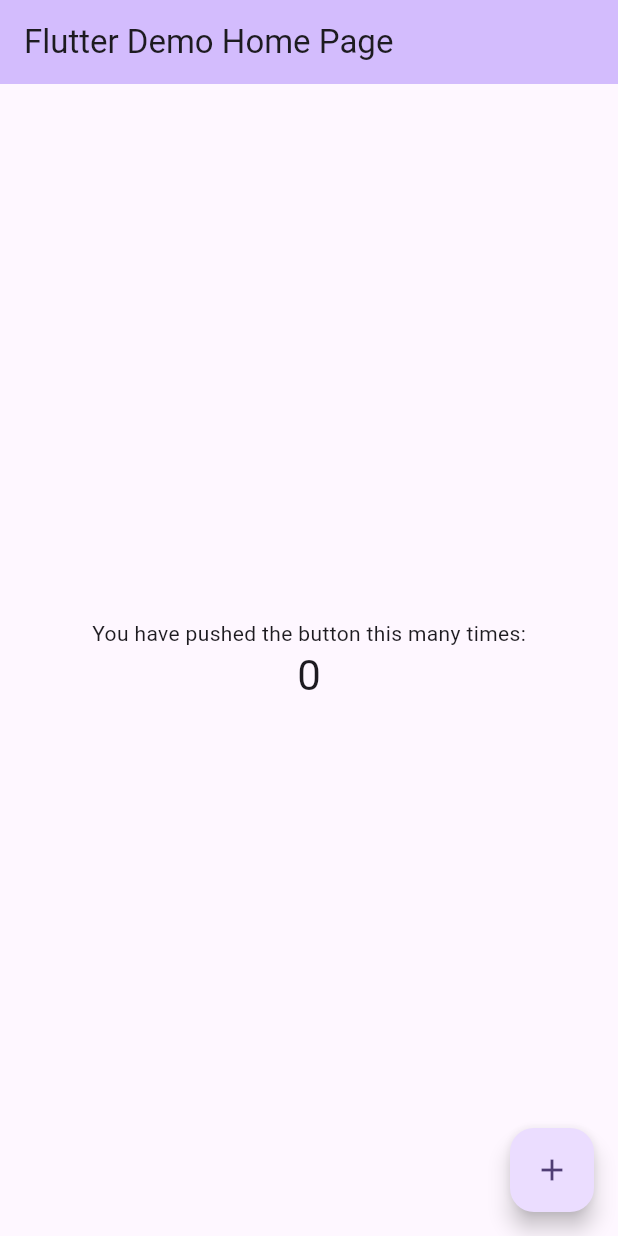
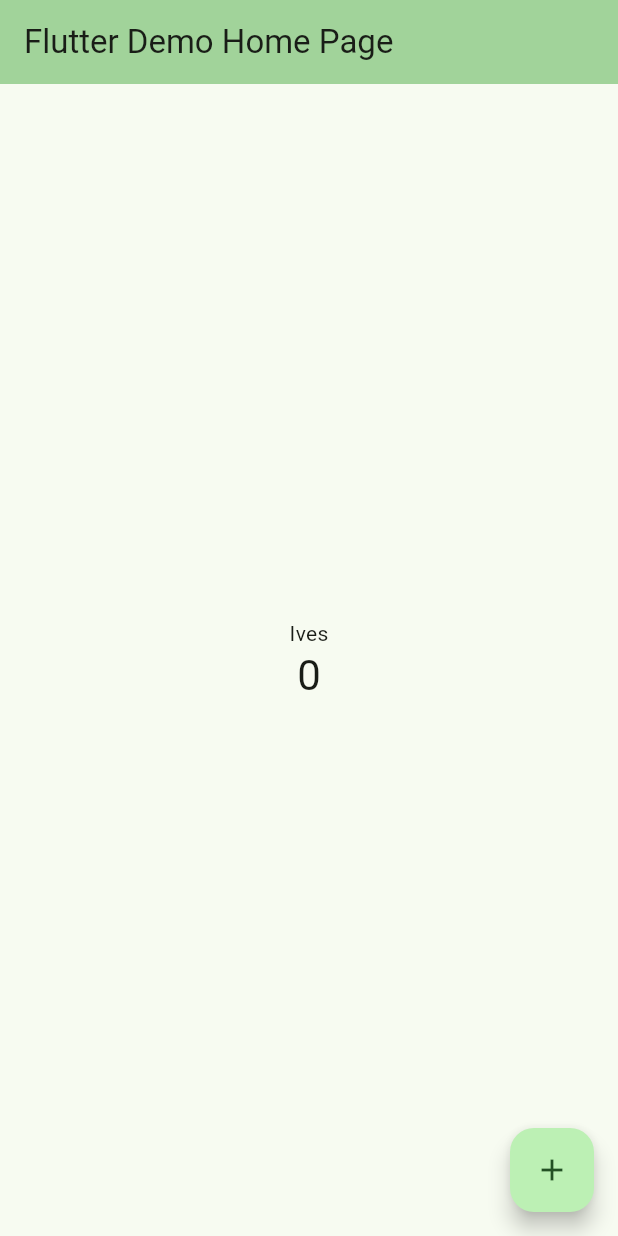
Before and after one commit to IvesJc/atc-flutter-cert, a Flutter app: the screen it shows after launch, on a phone screen of 412 x 824 dp. Run offline on Flutter 3.47's test engine with Material 3 defaults, Android fonts, the phone set to English and light mode, and no system bars.

Commit message:
feat and done lab_04

```diff
--- a/lib/main.dart
+++ b/lib/main.dart
@@ -13,22 +13,7 @@ class MyApp extends StatelessWidget {
     return MaterialApp(
       title: 'Flutter Demo',
       theme: ThemeData(
-        // This is the theme of your application.
-        //
-        // TRY THIS: Try running your application with "flutter run". You'll see
-        // the application has a purple toolbar. Then, without quitting the app,
-        // try changing the seedColor in the colorScheme below to Colors.green
-        // and then invoke "hot reload" (save your changes or press the "hot
-        // reload" button in a Flutter-supported IDE, or press "r" if you used
-        // the command line to start the app).
-        //
-        // Notice that the counter didn't reset back to zero; the application
-        // state is not lost during the reload. To reset the state, use hot
-        // restart instead.
-        //
-        // This works for code too, not just values: Most code changes can be
-        // tested with just a hot reload.
-        colorScheme: ColorScheme.fromSeed(seedColor: Colors.deepPurple),
+        colorScheme: ColorScheme.fromSeed(seedColor: Colors.green),
         useMaterial3: true,
       ),
       home: const MyHomePage(title: 'Flutter Demo Home Page'),
@@ -38,15 +23,6 @@ class MyApp extends StatelessWidget {
 
 class MyHomePage extends StatefulWidget {
   const MyHomePage({super.key, required this.title});
-
-  // This widget is the home page of your application. It is stateful, meaning
-  // that it has a State object (defined below) that contains fields that affect
-  // how it looks.
-
-  // This class is the configuration for the state. It holds the values (in this
-  // case the title) provided by the parent (in this case the App widget) and
-  // used by the build method of the State. Fields in a Widget subclass are
-  // always marked "final".
 
   final String title;
 
@@ -59,54 +35,23 @@ class _MyHomePageState extends State<MyHomePage> {
 
   void _incrementCounter() {
     setState(() {
-      // This call to setState tells the Flutter framework that something has
-      // changed in this State, which causes it to rerun the build method below
-      // so that the display can reflect the updated values. If we changed
-      // _counter without calling setState(), then the build method would not be
-      // called again, and so nothing would appear to happen.
       _counter++;
     });
   }
 
   @override
   Widget build(BuildContext context) {
-    // This method is rerun every time setState is called, for instance as done
-    // by the _incrementCounter method above.
-    //
-    // The Flutter framework has been optimized to make rerunning build methods
-    // fast, so that you can just rebuild anything that needs updating rather
-    // than having to individually change instances of widgets.
     return Scaffold(
       appBar: AppBar(
-        // TRY THIS: Try changing the color here to a specific color (to
-        // Colors.amber, perhaps?) and trigger a hot reload to see the AppBar
-        // change color while the other colors stay the same.
         backgroundColor: Theme.of(context).colorScheme.inversePrimary,
-        // Here we take the value from the MyHomePage object that was created by
-        // the App.build method, and use it to set our appbar title.
         title: Text(widget.title),
       ),
       body: Center(
-        // Center is a layout widget. It takes a single child and positions it
-        // in the middle of the parent.
         child: Column(
-          // Column is also a layout widget. It takes a list of children and
-          // arranges them vertically. By default, it sizes itself to fit its
-          // children horizontally, and tries to be as tall as its parent.
-          //
-          // Column has various properties to control how it sizes itself and
-          // how it positions its children. Here we use mainAxisAlignment to
-          // center the children vertically; the main axis here is the vertical
-          // axis because Columns are vertical (the cross axis would be
-          // horizontal).
-          //
-          // TRY THIS: Invoke "debug painting" (choose the "Toggle Debug Paint"
-          // action in the IDE, or press "p" in the console), to see the
-          // wireframe for each widget.
           mainAxisAlignment: MainAxisAlignment.center,
           children: <Widget>[
             const Text(
-              'You have pushed the button this many times:',
+              'Ives',
             ),
             Text(
               '$_counter',
```
